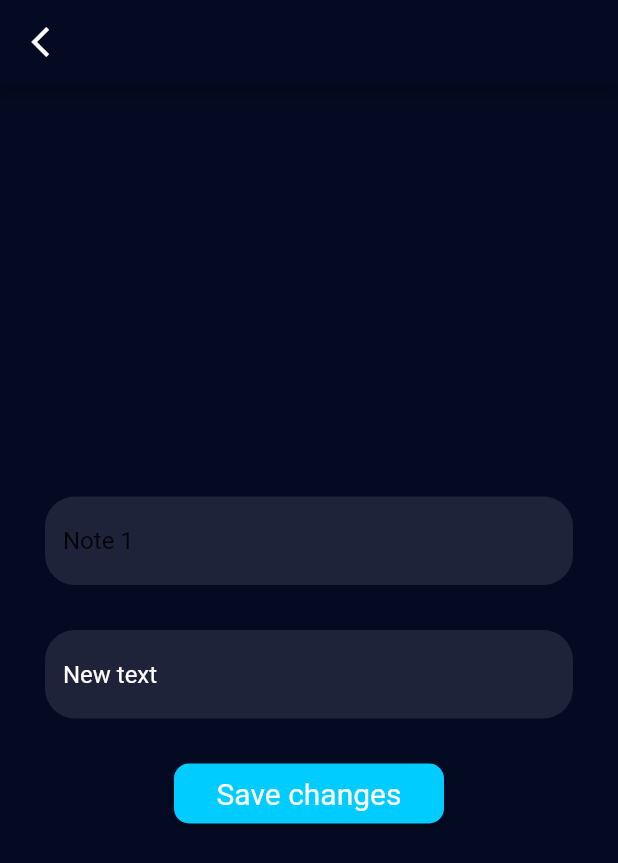
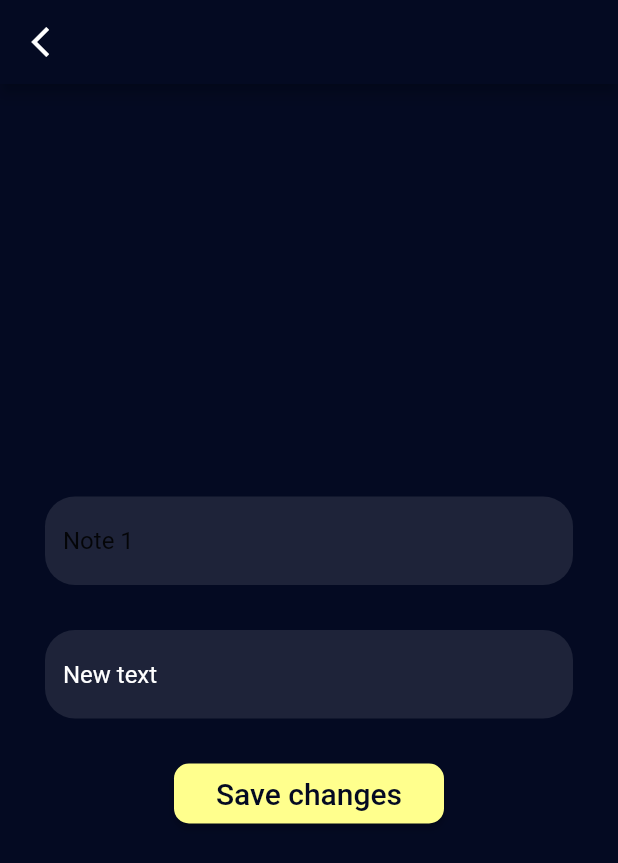
Before and after one commit to Aya-Jafar/note-app-GetX, a Flutter app: the NotePage screen opened directly with empty values, on a phone screen of 412 x 824 dp. Shown: the top 863 px of the screen. Run offline on Flutter 3.47's test engine with Material 2 defaults, Android fonts, the phone set to English and light mode, and no system bars; our stand-ins replace get.

Commit message:
initial commit

```diff
--- a/get_x_first_trial/lib/models/model.dart
+++ b/get_x_first_trial/lib/models/model.dart
@@ -7,11 +7,12 @@ class Note {
   final RxString title;
   final Color color;
   final RxBool isDone;
+
   static final RxBool isLoading = false.obs;
   static final RxBool isSaving = false.obs;
-
   static RxList<Note> notes = <Note>[].obs;
   static RxString typed = ''.obs;
+
 
   Note(String text, [bool? isDone])
 
--- a/get_x_first_trial/lib/views/note_page/button_builder.dart
+++ b/get_x_first_trial/lib/views/note_page/button_builder.dart
@@ -1,4 +1,3 @@
-
 import 'package:flutter/material.dart';
 
 import 'note.dart';
@@ -26,17 +25,16 @@ class ButtonBuilder extends StatelessWidget {
                 newTitle: titleController.text, newText: textController.text);
           },
           style: ButtonStyle(
-              shape: MaterialStateProperty.all<RoundedRectangleBorder>(
-                  RoundedRectangleBorder(
-                borderRadius: BorderRadius.circular(10.0),
-              )),
-              backgroundColor:
-                  MaterialStateProperty.all(Color.fromARGB(255, 0, 204, 255)),
-              // padding: MaterialStateProperty.all(
-              //     const EdgeInsets.all(10)),
-              textStyle: MaterialStateProperty.all(
-                  const TextStyle(fontSize: 20, color: Color(0xff040a22)))),
-          child: const Text('Save changes')),
+            shape: MaterialStateProperty.all<RoundedRectangleBorder>(
+                RoundedRectangleBorder(
+              borderRadius: BorderRadius.circular(10.0),
+            )),
+            backgroundColor: MaterialStateProperty.all(widget.note.color),
+          ),
+          child: const Text(
+            'Save changes',
+            style: TextStyle(fontSize: 20, color: Color(0xff040a22)),
+          )),
     );
   }
 }
```
